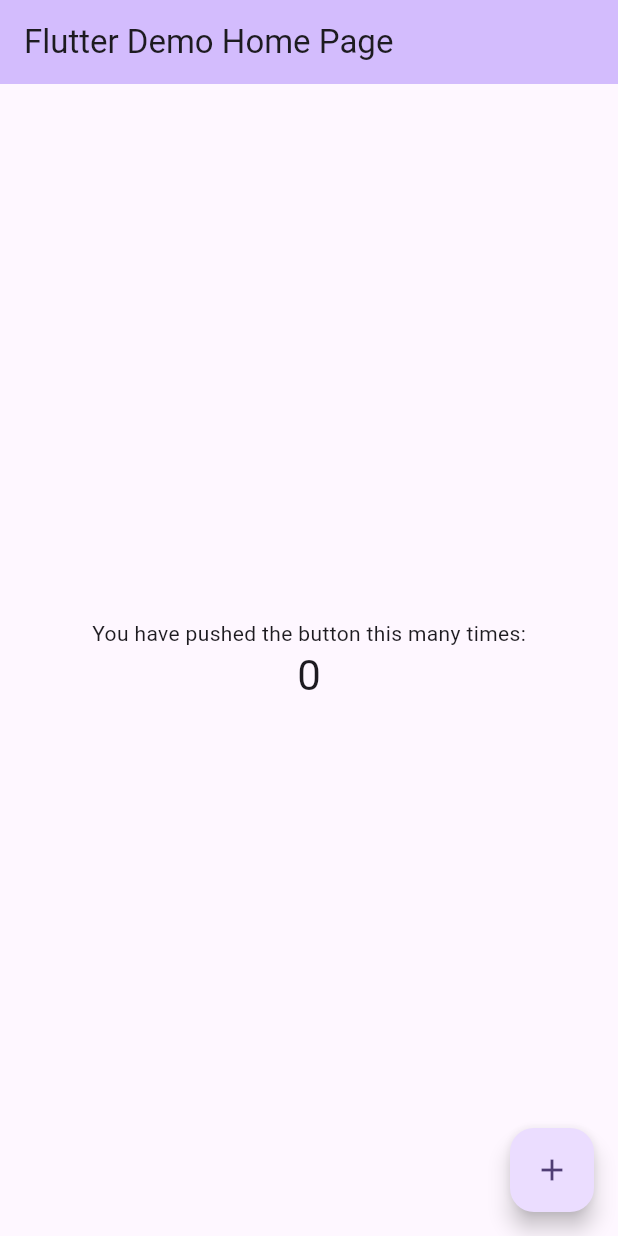
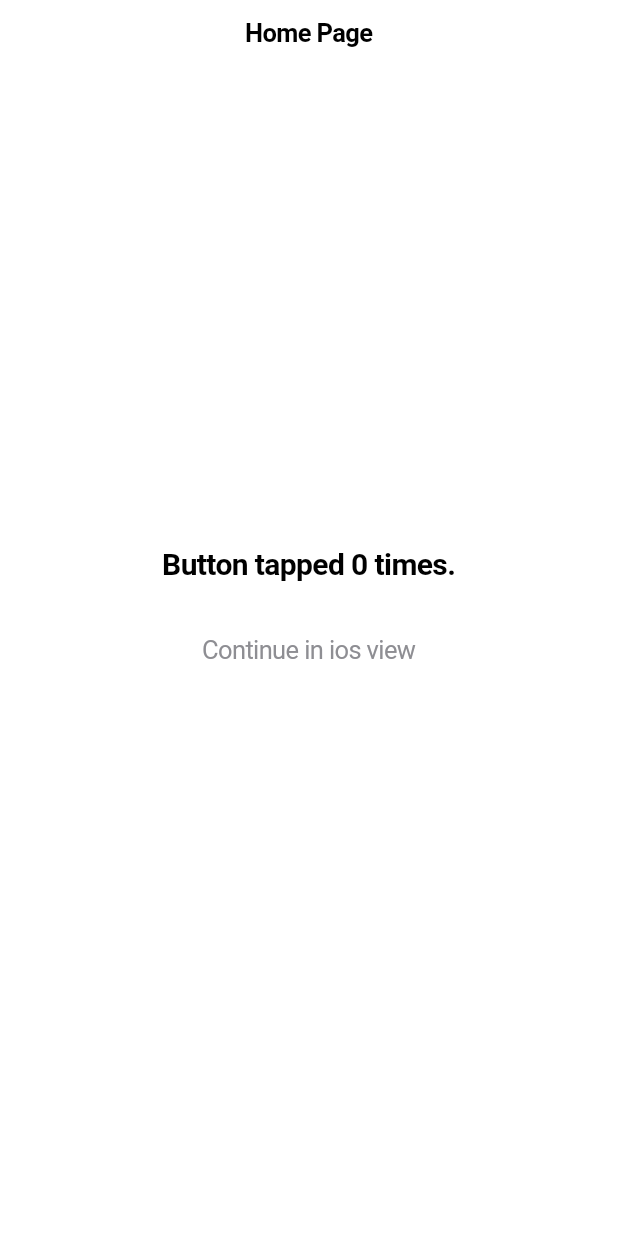
Before and after one commit to AmiyaSatyam/experimental, a Flutter app: the screen it shows after launch, on a phone screen of 412 x 824 dp. Run offline on Flutter 3.47's test engine with Material 2 defaults, Android fonts, the phone set to English and light mode, and no system bars.

Commit message:
Cupertino style counter checkin

```diff
--- a/lib/main.dart
+++ b/lib/main.dart
@@ -1,125 +1,70 @@
+import 'package:flutter/cupertino.dart';
 import 'package:flutter/material.dart';
+import 'package:flutter/services.dart';
 
 void main() {
-  runApp(const MyApp());
+  runApp(const PlatformView());
 }
 
-class MyApp extends StatelessWidget {
-  const MyApp({super.key});
+class PlatformView extends StatelessWidget {
+  const PlatformView({super.key});
 
-  // This widget is the root of your application.
   @override
   Widget build(BuildContext context) {
-    return MaterialApp(
-      title: 'Flutter Demo',
-      theme: ThemeData(
-        // This is the theme of your application.
-        //
-        // TRY THIS: Try running your application with "flutter run". You'll see
-        // the application has a blue toolbar. Then, without quitting the app,
-        // try changing the seedColor in the colorScheme below to Colors.green
-        // and then invoke "hot reload" (save your changes or press the "hot
-        // reload" button in a Flutter-supported IDE, or press "r" if you used
-        // the command line to start the app).
-        //
-        // Notice that the counter didn't reset back to zero; the application
-        // state is not lost during the reload. To reset the state, use hot
-        // restart instead.
-        //
-        // This works for code too, not just values: Most code changes can be
-        // tested with just a hot reload.
-        colorScheme: ColorScheme.fromSeed(seedColor: Colors.deepPurple),
-        useMaterial3: true,
+    return CupertinoApp(
+      title: 'Platform View',
+      theme: const CupertinoThemeData(
+        primaryColor: CupertinoColors.systemGrey,
       ),
-      home: const MyHomePage(title: 'Flutter Demo Home Page'),
+      home: const HomePage(),
     );
   }
 }
 
-class MyHomePage extends StatefulWidget {
-  const MyHomePage({super.key, required this.title});
-
-  // This widget is the home page of your application. It is stateful, meaning
-  // that it has a State object (defined below) that contains fields that affect
-  // how it looks.
-
-  // This class is the configuration for the state. It holds the values (in this
-  // case the title) provided by the parent (in this case the App widget) and
-  // used by the build method of the State. Fields in a Widget subclass are
-  // always marked "final".
-
-  final String title;
+class HomePage extends StatefulWidget {
+  const HomePage({super.key});
 
   @override
-  State<MyHomePage> createState() => _MyHomePageState();
+  State<HomePage> createState() => _HomePageState();
 }
 
-class _MyHomePageState extends State<MyHomePage> {
+class _HomePageState extends State<HomePage> {
+
   int _counter = 0;
 
-  void _incrementCounter() {
+  void _incrementalCounter() {
     setState(() {
-      // This call to setState tells the Flutter framework that something has
-      // changed in this State, which causes it to rerun the build method below
-      // so that the display can reflect the updated values. If we changed
-      // _counter without calling setState(), then the build method would not be
-      // called again, and so nothing would appear to happen.
       _counter++;
     });
   }
 
   @override
   Widget build(BuildContext context) {
-    // This method is rerun every time setState is called, for instance as done
-    // by the _incrementCounter method above.
-    //
-    // The Flutter framework has been optimized to make rerunning build methods
-    // fast, so that you can just rebuild anything that needs updating rather
-    // than having to individually change instances of widgets.
-    return Scaffold(
-      appBar: AppBar(
-        // TRY THIS: Try changing the color here to a specific color (to
-        // Colors.amber, perhaps?) and trigger a hot reload to see the AppBar
-        // change color while the other colors stay the same.
-        backgroundColor: Theme.of(context).colorScheme.inversePrimary,
-        // Here we take the value from the MyHomePage object that was created by
-        // the App.build method, and use it to set our appbar title.
-        title: Text(widget.title),
+    return CupertinoPageScaffold(
+      navigationBar: CupertinoNavigationBar(
+        middle: const Text('Home Page'),
       ),
-      body: Center(
-        // Center is a layout widget. It takes a single child and positions it
-        // in the middle of the parent.
+      child: Center(
         child: Column(
-          // Column is also a layout widget. It takes a list of children and
-          // arranges them vertically. By default, it sizes itself to fit its
-          // children horizontally, and tries to be as tall as its parent.
-          //
-          // Column has various properties to control how it sizes itself and
-          // how it positions its children. Here we use mainAxisAlignment to
-          // center the children vertically; the main axis here is the vertical
-          // axis because Columns are vertical (the cross axis would be
-          // horizontal).
-          //
-          // TRY THIS: Invoke "debug painting" (choose the "Toggle Debug Paint"
-          // action in the IDE, or press "p" in the console), to see the
-          // wireframe for each widget.
           mainAxisAlignment: MainAxisAlignment.center,
-          children: <Widget>[
-            const Text(
-              'You have pushed the button this many times:',
+          children: [
+            Text(
+              'Button tapped $_counter time${_counter == 1 ? '' : 's'}.',
+              style: const TextStyle(
+                fontSize: 20,
+                fontWeight: FontWeight.bold,
+              ),
             ),
-            Text(
-              '$_counter',
-              style: Theme.of(context).textTheme.headlineMedium,
+            const SizedBox(
+              height: 20,
             ),
+            CupertinoButton(
+              onPressed: _incrementalCounter,
+              child: const Text('Continue in ios view'),
+            )
           ],
         ),
       ),
-      floatingActionButton: FloatingActionButton(
-        onPressed: _incrementCounter,
-        tooltip: 'Increment',
-        child: const Icon(Icons.add),
-      ), // This trailing comma makes auto-formatting nicer for build methods.
     );
   }
 }
```
